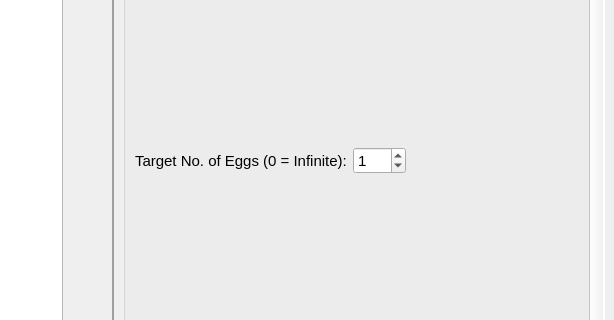
First picture: the form in autocontrollerwindow.ui, repository brianuuu/AutoControllerHelper, before the edit; both pictures show x 132 to 746 and y 123 to 443 of the 746 by 712 pixel window.
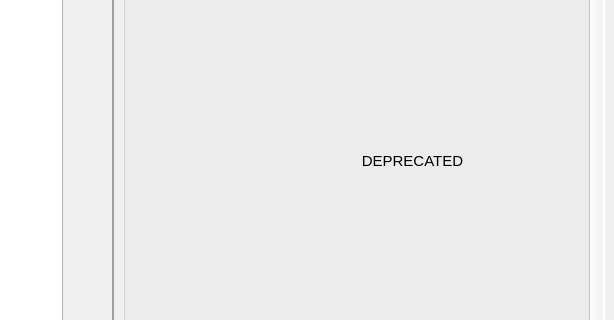
Second picture: the form after the edit. The open tabs and pages were chosen to show the change.

Commit message: Combine multiple native program to use same UI

The edit to the form file:
```diff
--- a/autocontrollerwindow.ui
+++ b/autocontrollerwindow.ui
@@ -971,7 +971,7 @@
                  <item>
                   <layout class="QHBoxLayout" name="horizontalLayout_18">
                    <item>
-                    <widget class="QLabel" name="label_13">
+                    <widget class="QLabel" name="Generic1_Label">
                      <property name="minimumSize">
                       <size>
                        <width>0</width>
@@ -1880,53 +1880,14 @@
                 </property>
                 <layout class="QVBoxLayout" name="verticalLayout_52">
                  <item>
-                  <layout class="QHBoxLayout" name="horizontalLayout_35">
-                   <item>
-                    <widget class="QLabel" name="label_23">
-                     <property name="minimumSize">
-                      <size>
-                       <width>120</width>
-                       <height>0</height>
-                      </size>
-                     </property>
-                     <property name="text">
-                      <string>Target No. of Eggs (0 = Infinite):</string>
-                     </property>
-                    </widget>
-                   </item>
-                   <item>
-                    <widget class="QSpinBox" name="EggCollector_Count">
-                     <property name="minimumSize">
-                      <size>
-                       <width>50</width>
-                       <height>0</height>
-                      </size>
-                     </property>
-                     <property name="minimum">
-                      <number>0</number>
-                     </property>
-                     <property name="maximum">
-                      <number>960</number>
-                     </property>
-                     <property name="value">
-                      <number>1</number>
-                     </property>
-                    </widget>
-                   </item>
-                   <item>
-                    <spacer name="horizontalSpacer_31">
-                     <property name="orientation">
-                      <enum>Qt::Horizontal</enum>
-                     </property>
-                     <property name="sizeHint" stdset="0">
-                      <size>
-                       <width>40</width>
-                       <height>20</height>
-                      </size>
-                     </property>
-                    </spacer>
-                   </item>
-                  </layout>
+                  <widget class="QLabel" name="label_13">
+                   <property name="text">
+                    <string>DEPRECATED</string>
+                   </property>
+                   <property name="alignment">
+                    <set>Qt::AlignCenter</set>
+                   </property>
+                  </widget>
                  </item>
                 </layout>
                </widget>
@@ -2099,53 +2060,14 @@
                 </property>
                 <layout class="QVBoxLayout" name="verticalLayout_56">
                  <item>
-                  <layout class="QHBoxLayout" name="horizontalLayout_37">
-                   <item>
-                    <widget class="QLabel" name="label_27">
-                     <property name="minimumSize">
-                      <size>
-                       <width>120</width>
-                       <height>0</height>
-                      </size>
-                     </property>
-                     <property name="text">
-                      <string>Target No. of Duplication (0 = Infinite):</string>
-                     </property>
-                    </widget>
-                   </item>
-                   <item>
-                    <widget class="QSpinBox" name="GodEgg_Count">
-                     <property name="minimumSize">
-                      <size>
-                       <width>50</width>
-                       <height>0</height>
-                      </size>
-                     </property>
-                     <property name="minimum">
-                      <number>0</number>
-                     </property>
-                     <property name="maximum">
-                      <number>960</number>
-                     </property>
-                     <property name="value">
-                      <number>1</number>
-                     </property>
-                    </widget>
-                   </item>
-                   <item>
-                    <spacer name="horizontalSpacer_34">
-                     <property name="orientation">
-                      <enum>Qt::Horizontal</enum>
-                     </property>
-                     <property name="sizeHint" stdset="0">
-                      <size>
-                       <width>40</width>
-                       <height>20</height>
-                      </size>
-                     </property>
-                    </spacer>
-                   </item>
-                  </layout>
+                  <widget class="QLabel" name="label_23">
+                   <property name="text">
+                    <string>DEPRECATED</string>
+                   </property>
+                   <property name="alignment">
+                    <set>Qt::AlignCenter</set>
+                   </property>
+                  </widget>
                  </item>
                 </layout>
                </widget>
```
Left out of the diff: 117 changed lines with no effect on the pictures. The commit also changes 2 other files.
